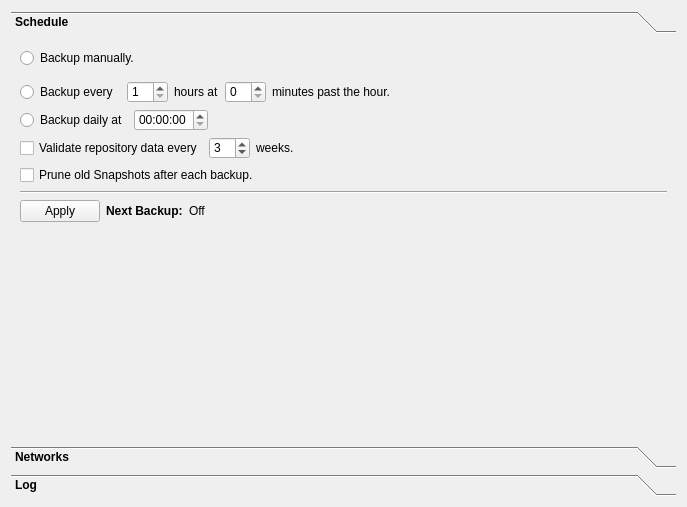
This is src/vorta/assets/UI/scheduletab.ui in borgbase/vorta as Qt 5 draws it before an edit. The edited form follows.
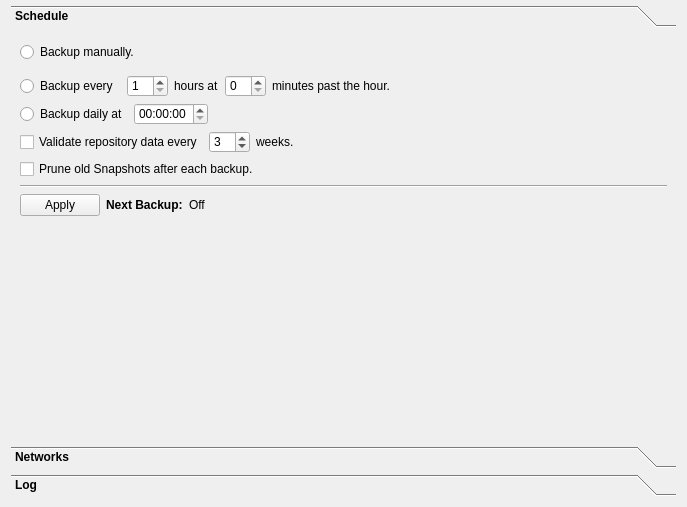
This is the edited form. The open tabs and pages were chosen to show the change. Icons and pictures are not drawn.

```diff
--- a/src/vorta/assets/UI/scheduletab.ui
+++ b/src/vorta/assets/UI/scheduletab.ui
@@ -14,6 +14,9 @@
    <string>Form</string>
   </property>
   <layout class="QGridLayout" name="gridLayout">
+   <property name="topMargin">
+    <number>5</number>
+   </property>
    <item row="0" column="0">
     <widget class="QToolBox" name="toolBox">
      <property name="font">
@@ -37,7 +40,7 @@
         <x>0</x>
         <y>0</y>
         <width>663</width>
-        <height>381</height>
+        <height>388</height>
        </rect>
       </property>
       <property name="font">
```
Left out of the diff: 6 changed lines with no effect on the pictures.
